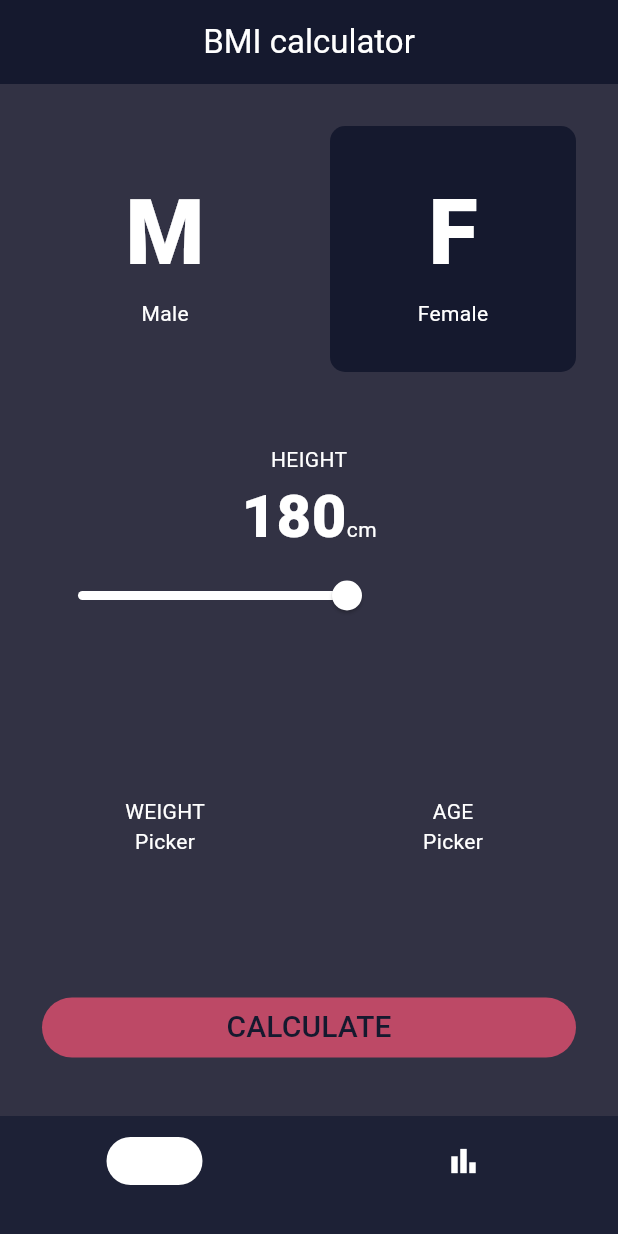
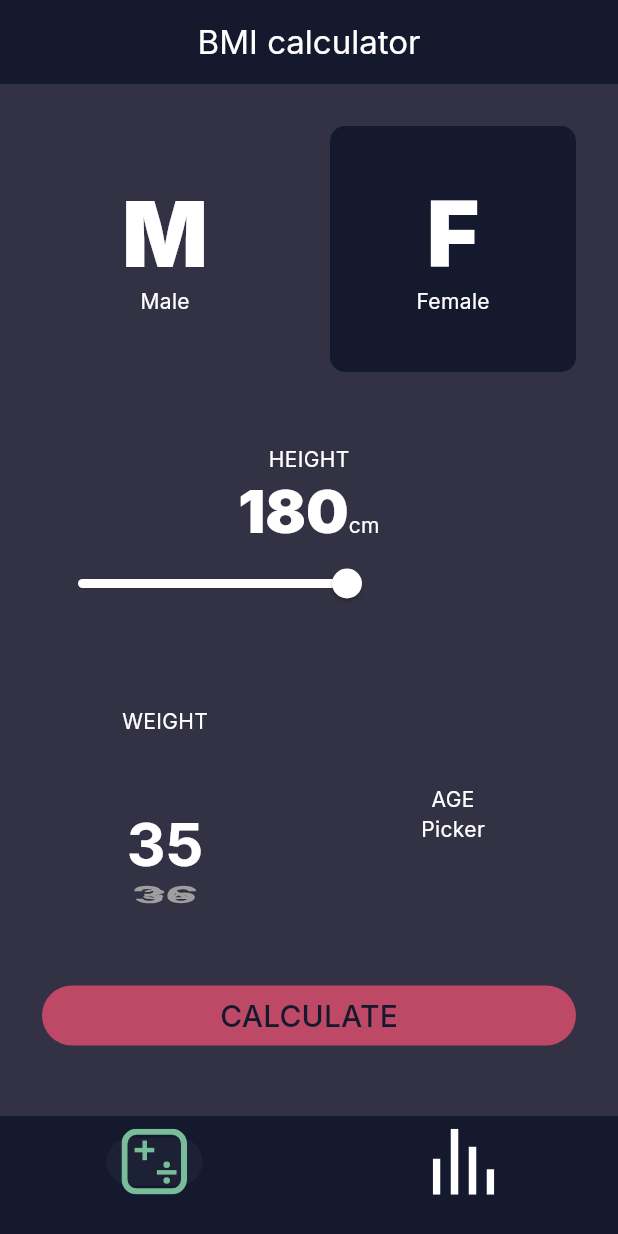
Before and after one commit to tyneon/bmi_demo, a Flutter app: the screen it shows after launch, on a phone screen of 412 x 824 dp. Run offline on Flutter 3.47's test engine with Material 3 defaults, Android fonts, the phone set to English and light mode, and no system bars; our stand-ins replace flutter_svg, google_fonts.

Commit message:
May 6 lesson changes

```diff
--- a/lib/bmi_calculator_page.dart
+++ b/lib/bmi_calculator_page.dart
@@ -6,7 +6,8 @@ const double sidePadding = 28;
 const double middlePadding = 28;
 
 class BmiCalculatorPage extends StatelessWidget {
-  const BmiCalculatorPage({super.key});
+  final Function() callback;
+  const BmiCalculatorPage(this.callback, {super.key});
 
   @override
   Widget build(BuildContext context) {
@@ -36,7 +37,7 @@ class BmiCalculatorPage extends StatelessWidget {
                 Theme.of(context).colorScheme.secondary,
               ),
             ),
-            onPressed: () {},
+            onPressed: callback,
             child: Container(
               width: double.infinity,
               alignment: Alignment.center,
@@ -117,10 +118,7 @@ class SexSelector extends StatelessWidget {
           children: [
             Text(
               word[0],
-              style: const TextStyle(
-                fontSize: 60,
-                fontWeight: FontWeight.w900,
-              ),
+              style: Theme.of(context).textTheme.displayMedium,
             ),
             Text(word),
           ],
@@ -153,10 +151,7 @@ class _HeightSelectorState extends State<HeightSelector> {
               children: [
                 TextSpan(
                   text: sliderValue.toStringAsFixed(0),
-                  style: const TextStyle(
-                    fontSize: 40,
-                    fontWeight: FontWeight.w900,
-                  ),
+                  style: Theme.of(context).textTheme.displaySmall,
                 ),
                 const TextSpan(
                   text: "cm",
@@ -182,23 +177,51 @@ class _HeightSelectorState extends State<HeightSelector> {
   }
 }
 
-class WeightSelector extends StatelessWidget {
+class WeightSelector extends StatefulWidget {
   const WeightSelector({super.key});
 
   @override
+  State<WeightSelector> createState() => _WeightSelectorState();
+}
+
+class _WeightSelectorState extends State<WeightSelector> {
+  int specialIndex = 0;
+  @override
   Widget build(BuildContext context) {
+    final height =
+        (MediaQuery.of(context).size.width - sidePadding * 2 - middlePadding) /
+            2;
     return Square(
-      height: (MediaQuery.of(context).size.width -
-              sidePadding * 2 -
-              middlePadding) /
-          2,
+      height: height,
       child: Column(
         mainAxisAlignment: MainAxisAlignment.center,
         children: [
-          Text(
-            "WEIGHT",
+          const SizedBox(height: 10),
+          const Text("WEIGHT"),
+          Expanded(
+            child: ListWheelScrollView.useDelegate(
+              diameterRatio: 0.9,
+              itemExtent: height / 3.5,
+              squeeze: 1.4,
+              perspective: 0.009,
+              onSelectedItemChanged: (index) {
+                setState(() {
+                  specialIndex = index;
+                });
+              },
+              childDelegate: ListWheelChildBuilderDelegate(
+                childCount: 200 - 35,
+                builder: (context, index) => Text(
+                  (index + 35).toString(),
+                  style: TextStyle(
+                    fontSize: 40,
+                    fontWeight: FontWeight.bold,
+                    color: index == specialIndex ? Colors.white : Colors.grey,
+                  ),
+                ),
+              ),
+            ),
           ),
-          Text("Picker"),
         ],
       ),
     );
--- a/lib/main.dart
+++ b/lib/main.dart
@@ -1,5 +1,6 @@
 import 'package:flutter/material.dart';
 import 'package:google_fonts/google_fonts.dart';
+import 'package:flutter_svg/flutter_svg.dart';
 
 import 'package:bmi_demo/bmi_calculator_page.dart';
 import 'package:bmi_demo/result_page.dart';
@@ -31,28 +32,30 @@ class MainApp extends StatelessWidget {
           error: Colors.red,
           onError: Colors.white,
         ),
-        // textTheme: GoogleFonts.interTextTheme(
-        //   Theme.of(context).textTheme,
-        // ),
+        fontFamily: GoogleFonts.inter().fontFamily,
         appBarTheme: const AppBarTheme(
           backgroundColor: Color(0xff15192E),
           centerTitle: true,
         ),
         navigationBarTheme: const NavigationBarThemeData(
-          backgroundColor: Color(0xff1D2136),
-          indicatorColor: Colors.white,
+          backgroundColor: Color(0xff15192E),
+          indicatorColor: Color(0xff1D2136),
+        ),
+        textTheme: const TextTheme(
+          displayMedium: TextStyle(
+            fontSize: 60,
+            fontWeight: FontWeight.w900,
+          ),
+          displaySmall: TextStyle(
+            fontSize: 40,
+            fontWeight: FontWeight.w900,
+          ),
         ),
       ),
       home: const MainScreen(),
     );
   }
 }
-
-final pages = {
-  "BMI calculator": const BmiCalculatorPage(),
-  "Weight": const WeightPage(),
-  "Result": const ResultPage(),
-};
 
 class MainScreen extends StatefulWidget {
   const MainScreen({super.key});
@@ -63,30 +66,53 @@ class MainScreen extends StatefulWidget {
 
 class _MainScreenState extends State<MainScreen> {
   int currentPageIndex = 0;
+  String currectPageLabel = "BMI calculator";
 
   @override
   Widget build(BuildContext context) {
+    final pages = {
+      "BMI calculator": BmiCalculatorPage(() {
+        setState(() {
+          currectPageLabel = "Result";
+        });
+      }),
+      "Weight": const WeightPage(),
+      "Result": const ResultPage(),
+    };
     return Scaffold(
       appBar: AppBar(
         title: Text(pages.keys.toList()[currentPageIndex]),
       ),
-      body: pages[pages.keys.toList()[currentPageIndex]],
+      body: pages[currectPageLabel],
       bottomNavigationBar: NavigationBar(
         onDestinationSelected: (int index) {
           setState(() {
             currentPageIndex = index;
+            currectPageLabel = pages.keys.toList()[index];
           });
         },
         selectedIndex: currentPageIndex,
-        destinations: const <Widget>[
+        destinations: <Widget>[
           NavigationDestination(
-            selectedIcon: Icon(Icons.calculate),
-            icon: Icon(Icons.calculate_outlined),
+            selectedIcon: SvgPicture.asset(
+              "assets/calculator_icon.svg",
+              colorFilter: const ColorFilter.mode(
+                Color(0xff79BC99),
+                BlendMode.srcIn,
+              ),
+            ),
+            icon: SvgPicture.asset("assets/calculator_icon.svg"),
             label: '',
           ),
           NavigationDestination(
-            selectedIcon: Icon(Icons.bar_chart),
-            icon: Icon(Icons.bar_chart_outlined),
+            selectedIcon: SvgPicture.asset(
+              "assets/stats_icon.svg",
+              colorFilter: const ColorFilter.mode(
+                Color(0xff79BC99),
+                BlendMode.srcIn,
+              ),
+            ),
+            icon: SvgPicture.asset("assets/stats_icon.svg"),
             label: '',
           ),
         ],
--- a/lib/result_page.dart
+++ b/lib/result_page.dart
@@ -5,6 +5,8 @@ class ResultPage extends StatelessWidget {
 
   @override
   Widget build(BuildContext context) {
-    return const Placeholder();
+    return const Placeholder(
+      child: Center(child: Text("Result page")),
+    );
   }
 }
--- a/pubspec.yaml
+++ b/pubspec.yaml
@@ -9,6 +9,7 @@ environment:
 dependencies:
   flutter:
     sdk: flutter
+  flutter_svg: ^2.0.10+1
   google_fonts: ^6.2.1
   hive: ^2.2.3
 
@@ -19,3 +20,5 @@ dev_dependencies:
 
 flutter:
   uses-material-design: true
+  assets:
+    - assets/
```
Also changed, not shown: assets/calculator_icon.svg (added), assets/stats_icon.svg (added), pubspec.lock.
